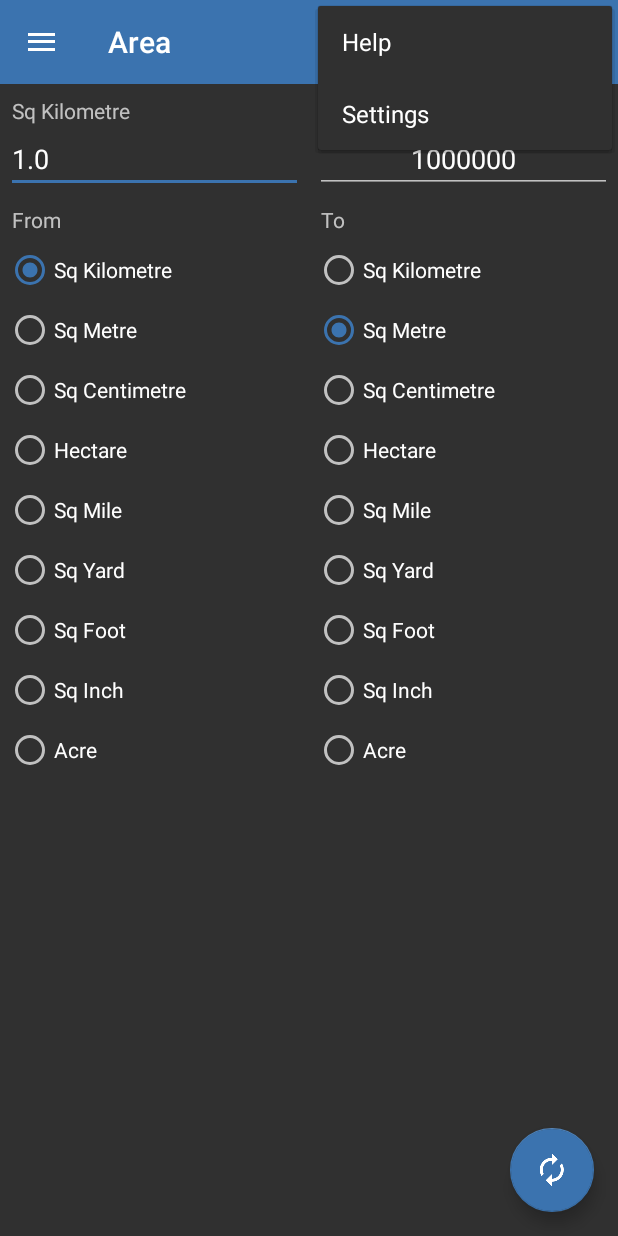
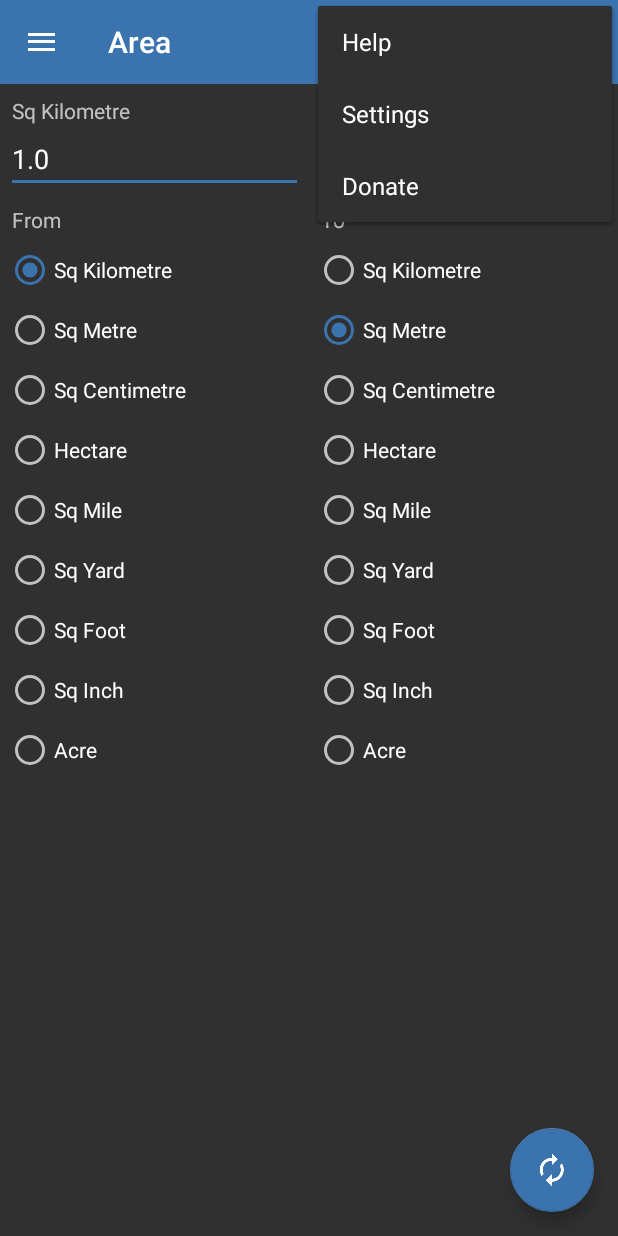
Before and after one commit to physphil/UnitConverterUltimate, an Android app: the screen it shows after launch (MainActivity), with the options menu open, on a phone screen of 412 x 824 dp. Run offline under Robolectric (Android 15) with nearby library versions, the phone set to English and light mode, and no system bars; libraries missing offline, so code that uses them is left out: com.melnykov.fab; plain views replace FloatingActionButton, ObservableScrollView; 4 statements that could not run were skipped.

Commit message:
add donate option to menu

```diff
--- a/app/src/main/java/com/physphil/android/unitconverterultimate/DonateActivity.java
+++ b/app/src/main/java/com/physphil/android/unitconverterultimate/DonateActivity.java
@@ -16,6 +16,7 @@
 
 package com.physphil.android.unitconverterultimate;
 
+import android.content.Context;
 import android.content.Intent;
 import android.os.Bundle;
 import android.support.v7.widget.DefaultItemAnimator;
@@ -47,6 +48,11 @@ public class DonateActivity extends BaseActivity implements RecyclerViewItemClic
     private RecyclerView mRecyclerView;
     private ProgressBar mProgressBar;
     private String mPurchasePayload;
+
+    public static void start(Context context)
+    {
+        context.startActivity(new Intent(context, DonateActivity.class));
+    }
 
     @Override
     protected void onCreate(Bundle savedInstanceState)
--- a/app/src/main/java/com/physphil/android/unitconverterultimate/fragments/ConversionFragment.java
+++ b/app/src/main/java/com/physphil/android/unitconverterultimate/fragments/ConversionFragment.java
@@ -44,6 +44,7 @@ import android.widget.ViewFlipper;
 
 import com.melnykov.fab.FloatingActionButton;
 import com.melnykov.fab.ObservableScrollView;
+import com.physphil.android.unitconverterultimate.DonateActivity;
 import com.physphil.android.unitconverterultimate.Preferences;
 import com.physphil.android.unitconverterultimate.PreferencesActivity;
 import com.physphil.android.unitconverterultimate.R;
@@ -532,6 +533,9 @@ public final class ConversionFragment extends Fragment implements ConversionView
                 PreferencesActivity.start(getActivity());
                 return true;
 
+            case R.id.menu_donate:
+                DonateActivity.start(getActivity());
+
             default:
                 return super.onOptionsItemSelected(item);
         }
--- a/app/src/main/res/menu/menu_conversion_fragment.xml
+++ b/app/src/main/res/menu/menu_conversion_fragment.xml
@@ -44,4 +44,10 @@
         android:title="@string/menu_settings"
         app:showAsAction="never"/>
 
+    <item
+        android:id="@+id/menu_donate"
+        android:orderInCategory="130"
+        android:title="@string/prefs_title_donate"
+        app:showAsAction="never"/>
+
 </menu>
```
